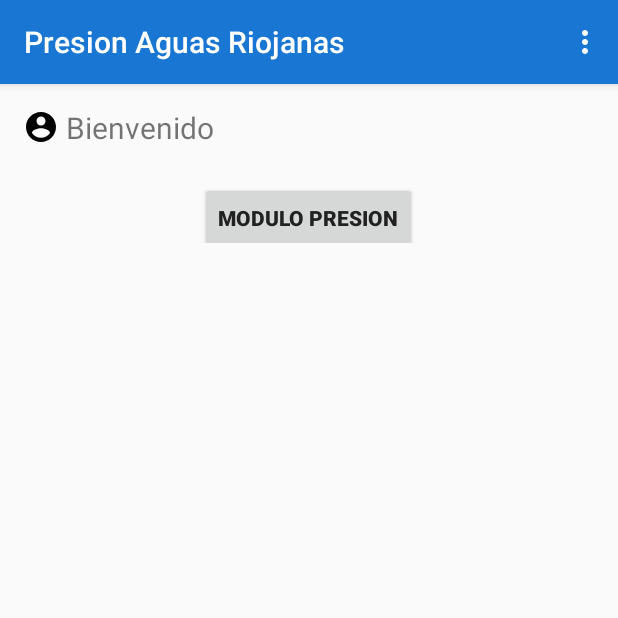
After one commit to matyignacio/PresionAguasRiojanas, an Android app: the InicioActivity screen opened directly, with no data from a screen before it, on a phone screen of 412 x 824 dp, the top half of it. The commit adds this screen. Run offline under Robolectric (Android 15) with nearby library versions, the light colour scheme and no system bars.

Commit message:
07/06/2019 * Agrego en BaseHelper el campo "bandera primer inicio modulo presion" para evitar sincronizar el mapa la primera vez q el usuario ingrese. * Me quede agregando los metodos en UsuarioControlador de "es PrimerInicioModuloPresion" y "editarBanderaPresion" * Agrego atributo bandera al usuario * Corrijo el onBackPressed en todas las vistas. * Creo nueva Activity Inicio que tendra el acceso a todos los modulos. * LoginActivity ahora redireccion a InicioActivity * En NuevaPresionActivity y NuevoPuntoActivity hice las validaciones para q chequee si tiene el GPS prendido. * Hago uso del metodo showSettingsAlert de GPSTracker en las 2 vistas anteriormente nombradas. * Modifico el estandar de medicion a 6mca y agrego algunos strings estaticos en Util.

```diff
--- a/app/src/main/AndroidManifest.xml
+++ b/app/src/main/AndroidManifest.xml
@@ -48,6 +48,7 @@
         <activity
             android:name=".ui.NuevaPresionActivity"
             android:label="@string/title_activity_nueva_medicion" />
+        <activity android:name=".ui.InicioActivity"></activity>
     </application>
 
 </manifest>
--- a/app/src/main/java/com/desarrollo/kuky/presionaguasriojanas/controlador/BaseHelper.java
+++ b/app/src/main/java/com/desarrollo/kuky/presionaguasriojanas/controlador/BaseHelper.java
@@ -72,7 +72,8 @@ public class BaseHelper extends SQLiteOpenHelper {
             "id INTEGER PRIMARY KEY AUTOINCREMENT," +
             "nombre varchar(30) default NULL, " +
             "mail varchar(45) default NULL," +
-            "clave varchar(45) default NULL" +
+            "clave varchar(45) default NULL," +
+            "bandera_modulo_presion INTEGER default 0" +
             ")";
 
     public String getSqlTablaUsuarios() {
--- a/app/src/main/java/com/desarrollo/kuky/presionaguasriojanas/ui/HistorialActivity.java
+++ b/app/src/main/java/com/desarrollo/kuky/presionaguasriojanas/ui/HistorialActivity.java
@@ -37,7 +37,6 @@ public class HistorialActivity extends AppCompatActivity {
 
     @Override
     public void onBackPressed() {
-        super.onBackPressed();
         /* LO QUE HACE CUANDO VUELVA*/
         abrirActivity(this, PuntoPresionActivity.class);
     }
--- /dev/null
+++ b/app/src/main/java/com/desarrollo/kuky/presionaguasriojanas/ui/InicioActivity.java
@@ -0,0 +1,100 @@
+package com.desarrollo.kuky.presionaguasriojanas.ui;
+
+import android.app.Activity;
+import android.content.DialogInterface;
+import android.content.SharedPreferences;
+import android.os.Bundle;
+import android.support.v7.app.AlertDialog;
+import android.support.v7.app.AppCompatActivity;
+import android.view.LayoutInflater;
+import android.view.Menu;
+import android.view.MenuItem;
+import android.view.View;
+import android.widget.Button;
+import android.widget.TextView;
+
+import com.desarrollo.kuky.presionaguasriojanas.R;
+import com.desarrollo.kuky.presionaguasriojanas.controlador.UsuarioControlador;
+
+import static com.desarrollo.kuky.presionaguasriojanas.util.Util.EXITOSO;
+import static com.desarrollo.kuky.presionaguasriojanas.util.Util.NOMBRE_USUARIO_SHARED_PREFERENCE;
+import static com.desarrollo.kuky.presionaguasriojanas.util.Util.PREFS_NAME;
+import static com.desarrollo.kuky.presionaguasriojanas.util.Util.abrirActivity;
+
+public class InicioActivity extends AppCompatActivity {
+
+    private Button bMapas;
+    private TextView tvUsuario;
+
+    @Override
+    protected void onCreate(Bundle savedInstanceState) {
+        super.onCreate(savedInstanceState);
+        setContentView(R.layout.activity_inicio);
+        tvUsuario = findViewById(R.id.tvUsuario);
+        bMapas = findViewById(R.id.bMapas);
+        SharedPreferences settings = getSharedPreferences(PREFS_NAME, 0);
+        tvUsuario.setText(" Bienvenido " +
+                settings.getString(NOMBRE_USUARIO_SHARED_PREFERENCE, ""));
+        bMapas.setOnClickListener(new View.OnClickListener() {
+            @Override
+            public void onClick(View view) {
+                abrirActivity(InicioActivity.this, MapActivity.class);
+            }
+        });
+    }
+
+    @Override
+    public void onBackPressed() {
+        this.finish();
+    }
+
+    @Override
+    public boolean onCreateOptionsMenu(Menu menu) {
+        // Inflate the menu; this adds items to the action bar if it is present.
+        getMenuInflater().inflate(R.menu.menu_inicio, menu);
+        return true;
+    }
+
+    @Override
+    public boolean onOptionsItemSelected(MenuItem item) {
+
+        int id = item.getItemId();
+
+
+        if (id == R.id.action_sign_out) {
+            /* LO QUE TENGAMOS QUE HACER PARA CERRAR SESION*/
+            showDialogCerrarSesion(this);
+            return true;
+        }
+
+        return super.onOptionsItemSelected(item);
+    }
+
+
+    public void showDialogCerrarSesion(final Activity a) {
+        // get prompts.xml view
+        LayoutInflater layoutInflater = LayoutInflater.from(a);
+        View promptView = layoutInflater.inflate(R.layout.dialog_cerrar_sesion, null);
+        AlertDialog.Builder alertDialogBuilder = new AlertDialog.Builder(a);
+        alertDialogBuilder.setView(promptView);
+        // setup a dialog window
+        alertDialogBuilder.setCancelable(false)
+                .setPositiveButton("Si, cerrar", new DialogInterface.OnClickListener() {
+                    public void onClick(DialogInterface dialog, int id) {
+                        UsuarioControlador usuarioControlador = new UsuarioControlador();
+                        if (usuarioControlador.eliminarUsuario(a) == EXITOSO) {
+                            abrirActivity(InicioActivity.this, LoginActivity.class);
+                        }
+                    }
+                })
+                .setNegativeButton("Cancelar", new DialogInterface.OnClickListener() {
+                    public void onClick(DialogInterface dialog, int id) {
+                        dialog.cancel();
+                    }
+                });
+
+        // create an alert dialog
+        AlertDialog alert = alertDialogBuilder.create();
+        alert.show();
+    }
+}
--- a/app/src/main/java/com/desarrollo/kuky/presionaguasriojanas/ui/PuntoPresionActivity.java
+++ b/app/src/main/java/com/desarrollo/kuky/presionaguasriojanas/ui/PuntoPresionActivity.java
@@ -66,7 +66,6 @@ public class PuntoPresionActivity extends AppCompatActivity {
 
     @Override
     public void onBackPressed() {
-        super.onBackPressed();
         /* LO QUE HACE CUANDO VUELVA*/
         abrirActivity(PuntoPresionActivity.this, MapActivity.class);
     }
--- a/app/src/main/java/com/desarrollo/kuky/presionaguasriojanas/util/Util.java
+++ b/app/src/main/java/com/desarrollo/kuky/presionaguasriojanas/util/Util.java
@@ -15,7 +15,7 @@ public class Util {
     public static String HOST = "192.168.1.46";
     public static String USER = "root";
     public static String CLAVE = "root";
-    //    public static String DATA_BASE = "u101901458_presi";
+//            public static String DATA_BASE = "u101901458_presi";
 //    public static String HOST = "sql200.main-hosting.eu";
 //    public static String USER = "u101901458_matia";
 //    public static String CLAVE = "Miseignacio11";
@@ -24,10 +24,11 @@ public class Util {
     public static int ERROR = 0;
     public static int INSERTAR_PUNTO = 1;
     public static int ACTUALIZAR_PUNTO = 2;
-    public static int ESTANDAR_MEDICION = 3;
+    public static int ESTANDAR_MEDICION = 6;
     public static final int MY_PERMISSIONS_REQUEST_ACCESS_FINE_LOCATION = 1;
     public static final String PREFS_NAME = "MyPrefsFile";
     public static String ID_PUNTO_PRESION_SHARED_PREFERENCE = "id_punto_presion";
+    public static String NOMBRE_USUARIO_SHARED_PREFERENCE = "nombre_usuario";
 
     public static void abrirActivity(Activity a, Class destino) {
         Intent intent = new Intent(a, destino);
--- /dev/null
+++ b/app/src/main/res/drawable/ic_account_circle_black_24dp.xml
@@ -0,0 +1,9 @@
+<vector xmlns:android="http://schemas.android.com/apk/res/android"
+        android:width="24dp"
+        android:height="24dp"
+        android:viewportWidth="24.0"
+        android:viewportHeight="24.0">
+    <path
+        android:fillColor="#FF000000"
+        android:pathData="M12,2C6.48,2 2,6.48 2,12s4.48,10 10,10 10,-4.48 10,-10S17.52,2 12,2zM12,5c1.66,0 3,1.34 3,3s-1.34,3 -3,3 -3,-1.34 -3,-3 1.34,-3 3,-3zM12,19.2c-2.5,0 -4.71,-1.28 -6,-3.22 0.03,-1.99 4,-3.08 6,-3.08 1.99,0 5.97,1.09 6,3.08 -1.29,1.94 -3.5,3.22 -6,3.22z"/>
+</vector>
--- /dev/null
+++ b/app/src/main/res/layout/activity_inicio.xml
@@ -0,0 +1,33 @@
+<?xml version="1.0" encoding="utf-8"?>
+<RelativeLayout xmlns:android="http://schemas.android.com/apk/res/android"
+    xmlns:tools="http://schemas.android.com/tools"
+    android:layout_width="match_parent"
+    android:layout_height="match_parent"
+    tools:context=".ui.InicioActivity">
+
+    <TextView
+        android:id="@+id/tvUsuario"
+        style="@style/tv_primary"
+        android:layout_width="wrap_content"
+        android:layout_height="wrap_content"
+        android:layout_marginLeft="15dp"
+        android:layout_marginTop="15dp"
+        android:drawableLeft="@drawable/ic_account_circle_black_24dp"
+        android:text="@string/tvUsuario" />
+
+    <LinearLayout
+        android:layout_width="match_parent"
+        android:layout_height="wrap_content"
+        android:layout_below="@id/tvUsuario"
+        android:gravity="center">
+
+        <Button
+            android:id="@+id/bMapas"
+            style="@style/b_primary"
+            android:layout_width="wrap_content"
+            android:layout_height="wrap_content"
+            android:layout_marginTop="15dp"
+            android:text="@string/bModuloPresion" />
+    </LinearLayout>
+
+</RelativeLayout>
--- a/app/src/main/res/layout/activity_login.xml
+++ b/app/src/main/res/layout/activity_login.xml
@@ -9,6 +9,7 @@
         android:id="@+id/email_login_form"
         android:layout_width="match_parent"
         android:layout_height="wrap_content"
+        android:layout_marginTop="10dp"
         android:orientation="vertical">
 
 
@@ -24,17 +25,18 @@
             android:id="@+id/etClave"
             android:layout_width="match_parent"
             android:layout_height="wrap_content"
+            android:layout_marginTop="10dp"
             android:ems="10"
             android:hint="@string/prompt_password"
             android:inputType="textPassword" />
 
         <Button
             android:id="@+id/bLogin"
+            style="@style/b_primary"
             android:layout_width="match_parent"
             android:layout_height="wrap_content"
             android:layout_marginTop="16dp"
-            android:text="@string/action_sign_in"
-            style="@style/b_primary"/>
+            android:text="@string/action_sign_in" />
 
     </LinearLayout>
 
--- /dev/null
+++ b/app/src/main/res/menu/menu_inicio.xml
@@ -0,0 +1,11 @@
+<?xml version="1.0" encoding="utf-8"?>
+<menu xmlns:android="http://schemas.android.com/apk/res/android"
+    xmlns:app="http://schemas.android.com/apk/res-auto">
+
+    <item
+        android:id="@+id/action_sign_out"
+        android:icon="@drawable/ic_sync_24dp"
+        android:orderInCategory="100"
+        android:title="@string/b_sign_out"
+        app:showAsAction="never" />
+</menu>
--- a/app/src/main/res/menu/menu_map.xml
+++ b/app/src/main/res/menu/menu_map.xml
@@ -14,10 +14,4 @@
         android:orderInCategory="100"
         android:title="@string/action_sync"
         app:showAsAction="never" />
-    <item
-        android:id="@+id/action_sign_out"
-        android:icon="@drawable/ic_sync_24dp"
-        android:orderInCategory="100"
-        android:title="@string/b_sign_out"
-        app:showAsAction="never" />
 </menu>
--- a/app/src/main/res/values/strings.xml
+++ b/app/src/main/res/values/strings.xml
@@ -43,10 +43,12 @@
     <string name="hitn_ingrese_presion">Ingrese presion</string>
     <string name="b_enviar_medicion">Enviar medicion</string>
     <string name="label_cancel">Cancelar</string>
-    <string name="action_settings">Settings</string>
-    <string name="GPSAlertDialogMessage">CuerpoMensaje</string>
-    <string name="GPSAlertDialogTitle">TituloMensaje</string>
+    <string name="action_settings">Configurar y reiniciar app</string>
+    <string name="GPSAlertDialogMessage">Ud posee el GPS desactivado, debe activarlo para poder continuar</string>
+    <string name="GPSAlertDialogTitle">Error GPS</string>
     <string name="tipo_punto">Tipo punto:</string>
     <string name="tv_confirmar_guardar">¿Confirma que desea guardar?</string>
     <string name="tv_confirmar_sincronizar">¿Esta seguro de sincronizar?</string>
+    <string name="tvUsuario">Bienvenido:</string>
+    <string name="bModuloPresion">Modulo Presion</string>
 </resources>
```
Also changed, not shown: app/src/main/java/com/desarrollo/kuky/presionaguasriojanas/controlador/UsuarioControlador.java (+35 -1 lines), app/src/main/java/com/desarrollo/kuky/presionaguasriojanas/objeto/Usuario.java (+9 -0 lines), app/src/main/java/com/desarrollo/kuky/presionaguasriojanas/ui/LoginActivity.java (+20 -3 lines), app/src/main/java/com/desarrollo/kuky/presionaguasriojanas/ui/MapActivity.java (+10 -34 lines), app/src/main/java/com/desarrollo/kuky/presionaguasriojanas/ui/NuevaPresionActivity.java (+8 -3 lines), app/src/main/java/com/desarrollo/kuky/presionaguasriojanas/ui/NuevoPuntoActivity.java (+9 -3 lines), app/src/main/java/com/desarrollo/kuky/presionaguasriojanas/util/GPSTracker.java (+13 -2 lines).
